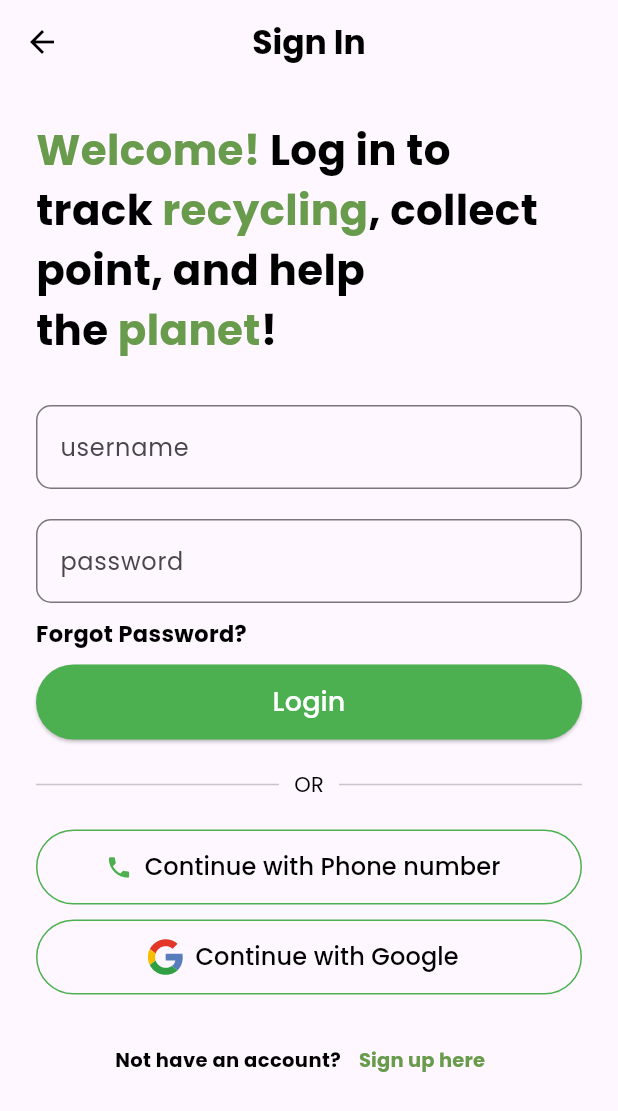
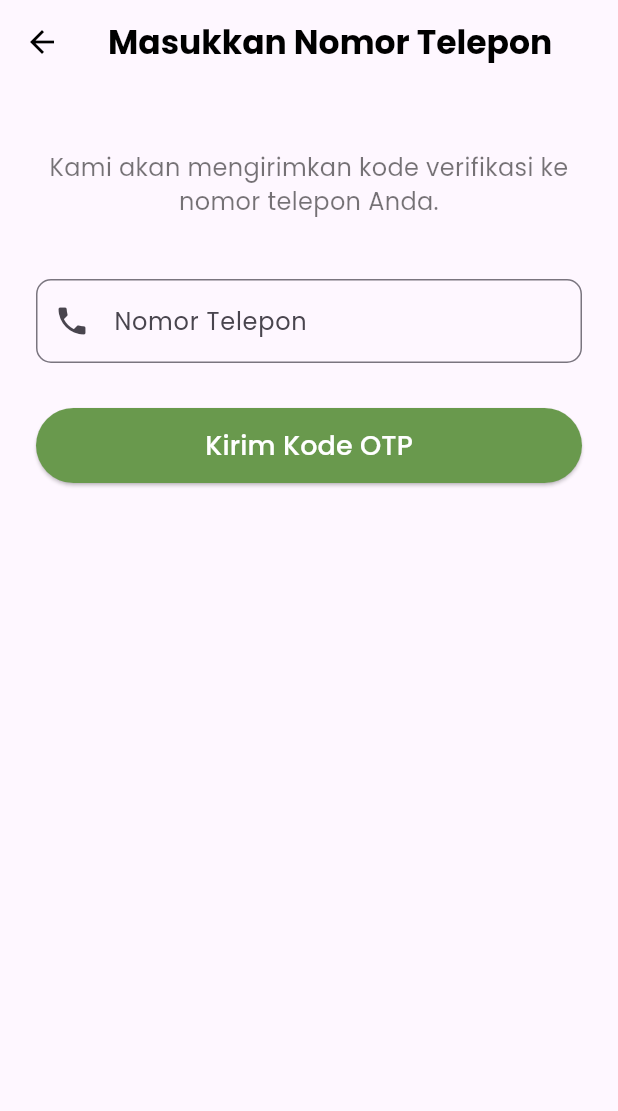
Before and after one commit to hendra0123/Smartbin_Final, a Flutter app: the SigninPage screen opened directly, after a tap on "Continue with Phone number", on a phone screen of 412 x 824 dp. Shown: the top 1111 px of the screen. Run offline on Flutter 3.47's test engine with Material 3 defaults, Android fonts, the phone set to English and light mode, and no system bars; our stand-ins replace fl_chart, flutter_map, flutter_svg, geolocator, google_fonts, image_picker and 3 more; missing offline and left inert: mobile_scanner.

Commit message:
Update profile image references and implement phone number submission for OTP verification

```diff
--- a/lib/pages/editProfile_page.dart
+++ b/lib/pages/editProfile_page.dart
@@ -272,7 +272,7 @@ class _EditprofilePageState extends State<EditprofilePage> {
                       : (profileProvider.profileImage != null &&
                               profileProvider.profileImage!.path.isNotEmpty
                           ? FileImage(profileProvider.profileImage!)
-                          : const NetworkImage('https://i.pravatar.cc/300')
+                          : const AssetImage('assets/images/profile.jpg')
                               as ImageProvider),
                 ),
                 Positioned(
--- a/lib/pages/home_page.dart
+++ b/lib/pages/home_page.dart
@@ -79,13 +79,13 @@ class _HomePageState extends State<HomePage> {
                         Navigator.pushNamed(
                           context,
                           '/profile',
-                          arguments: {'imagePath': 'assets/images/voucher.jpg'},
+                          arguments: {'imagePath': 'assets/images/profile.jpg'},
                         );
                       },
                       child: CircleAvatar(
                         backgroundImage: profileProvider.profileImage != null
                             ? FileImage(profileProvider.profileImage!)
-                            : const AssetImage('assets/images/voucher.jpg')
+                            : const AssetImage('assets/images/profile.jpg')
                                 as ImageProvider,
                         radius: 20,
                       ),
--- /dev/null
+++ b/lib/pages/phoneNumber_page.dart
@@ -0,0 +1,107 @@
+import 'package:flutter/material.dart';
+import 'package:smartbin/pages/otpVerification_page.dart'; // Halaman OTP yang akan kita buat
+
+class PhoneNumberPage extends StatefulWidget {
+  const PhoneNumberPage({super.key});
+
+  @override
+  State<PhoneNumberPage> createState() => _PhoneNumberPageState();
+}
+
+class _PhoneNumberPageState extends State<PhoneNumberPage> {
+  final TextEditingController _phoneController = TextEditingController();
+  final GlobalKey<FormState> _formKey = GlobalKey<FormState>();
+
+  void _submitPhoneNumber() {
+    if (_formKey.currentState!.validate()) {
+      final phoneNumber = _phoneController.text;
+      // TODO: Implementasi logika pengiriman nomor telepon ke backend/Firebase Auth
+      // Untuk saat ini, kita langsung navigasi ke halaman OTP dengan nomor telepon
+      print('Nomor Telepon: $phoneNumber');
+      Navigator.push(
+        context,
+        MaterialPageRoute(
+          builder: (context) => OtpVerificationPage(phoneNumber: phoneNumber),
+        ),
+      );
+    }
+  }
+
+  @override
+  void dispose() {
+    _phoneController.dispose();
+    super.dispose();
+  }
+
+  @override
+  Widget build(BuildContext context) {
+    return Scaffold(
+      appBar: AppBar(
+        leading: const BackButton(color: Colors.black),
+        centerTitle: true,
+        backgroundColor: Colors.transparent,
+        title: const Text(
+          'Masukkan Nomor Telepon',
+          style: TextStyle(color: Colors.black, fontWeight: FontWeight.bold),
+        ),
+        elevation: 0,
+      ),
+      body: SafeArea(
+        child: Padding(
+          padding: const EdgeInsets.all(24.0),
+          child: Form(
+            key: _formKey,
+            child: Column(
+              crossAxisAlignment: CrossAxisAlignment.start,
+              children: [
+                const SizedBox(height: 20),
+                const Text(
+                  'Kami akan mengirimkan kode verifikasi ke nomor telepon Anda.',
+                  style: TextStyle(fontSize: 16, color: Colors.black54),
+                  textAlign: TextAlign.center,
+                ),
+                const SizedBox(height: 40),
+                TextFormField(
+                  controller: _phoneController,
+                  keyboardType: TextInputType.phone,
+                  decoration: InputDecoration(
+                    hintText: 'Contoh: 081234567890',
+                    labelText: 'Nomor Telepon',
+                    prefixIcon: const Icon(Icons.phone),
+                    border: OutlineInputBorder(
+                      borderRadius: BorderRadius.circular(10),
+                    ),
+                  ),
+                  validator: (value) {
+                    if (value == null || value.isEmpty) {
+                      return 'Nomor telepon tidak boleh kosong';
+                    }
+                    if (!RegExp(r'^[0-9]{10,15}$').hasMatch(value)) {
+                      return 'Format nomor telepon tidak valid';
+                    }
+                    return null;
+                  },
+                ),
+                const SizedBox(height: 30),
+                ElevatedButton(
+                  onPressed: _submitPhoneNumber,
+                  style: ElevatedButton.styleFrom(
+                    backgroundColor: const Color.fromRGBO(105, 153, 77, 1),
+                    minimumSize: const Size(double.infinity, 50),
+                    shape: RoundedRectangleBorder(
+                      borderRadius: BorderRadius.circular(30),
+                    ),
+                  ),
+                  child: const Text(
+                    "Kirim Kode OTP",
+                    style: TextStyle(color: Colors.white, fontSize: 18),
+                  ),
+                ),
+              ],
+            ),
+          ),
+        ),
+      ),
+    );
+  }
+}
--- a/lib/pages/profile_page.dart
+++ b/lib/pages/profile_page.dart
@@ -77,7 +77,7 @@ class ProfilePage extends StatelessWidget {
                                   profileProvider.profileImage != null
                                       ? FileImage(profileProvider.profileImage!)
                                       : const AssetImage(
-                                              'assets/images/voucher.jpg')
+                                              'assets/images/profile.jpg')
                                           as ImageProvider,
                             ),
                             const SizedBox(width: 20),
--- a/lib/pages/signin_page.dart
+++ b/lib/pages/signin_page.dart
@@ -1,4 +1,5 @@
 import 'package:smartbin/main.dart';
+import 'package:smartbin/pages/phoneNumber_page.dart';
 import 'package:smartbin/pages/signup_page.dart';
 import 'package:flutter/material.dart';
 import 'package:flutter_svg/flutter_svg.dart';
@@ -160,7 +161,11 @@ class SigninPage extends StatelessWidget {
               const SizedBox(height: 20),
               OutlinedButton.icon(
                 onPressed: () {
-                  // TODO: Login with Phone
+                  Navigator.push(
+                    context,
+                    MaterialPageRoute(
+                        builder: (context) => const PhoneNumberPage()),
+                  );
                 },
                 icon: Icon(Icons.phone, color: Colors.green),
                 label: const Text(
```
Also changed, not shown: lib/pages/otpVerification_page.dart (added, +289 -0 lines).
